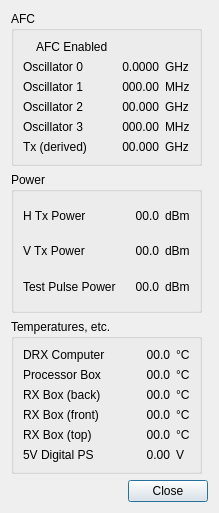
This is src/ka_gui/KadrxMonitorDetails.ui in NCAR/Ka-band_instrument as Qt 5 draws it before an edit. The edited form follows.
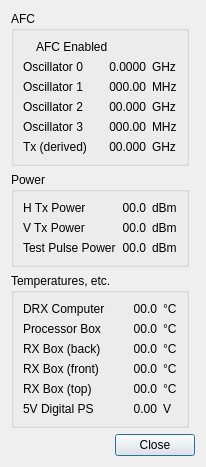
This is the edited form. Icons and pictures are not drawn.

Commit message: Rescale GUI windows to look better on CentOS 7

```diff
--- a/src/ka_gui/KadrxMonitorDetails.ui
+++ b/src/ka_gui/KadrxMonitorDetails.ui
@@ -6,8 +6,8 @@
    <rect>
     <x>0</x>
     <y>0</y>
-    <width>219</width>
-    <height>513</height>
+    <width>197</width>
+    <height>430</height>
    </rect>
   </property>
   <property name="windowTitle">
```
Left out of the diff: 2 changed lines with no effect on the pictures. The commit also changes 1 other file.
